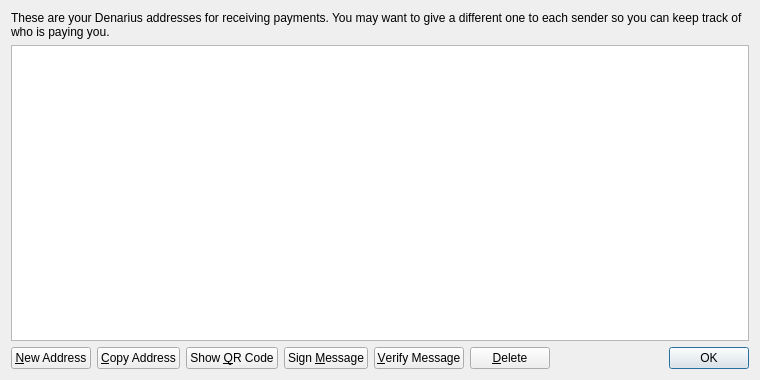
First picture: the form in src/qt/forms/addressbookpage.ui, repository metaspartan/denarius, before the edit.
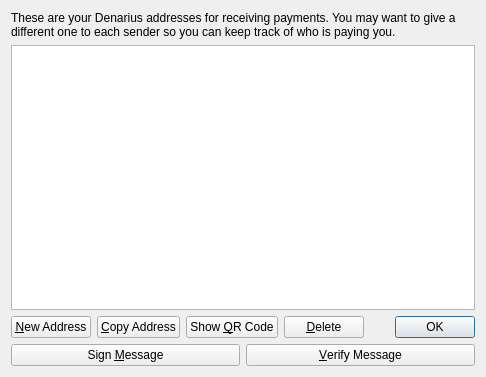
Second picture: the form after the edit. Icons and pictures are not drawn.

Diff of the .ui file:
```diff
--- a/src/qt/forms/addressbookpage.ui
+++ b/src/qt/forms/addressbookpage.ui
@@ -6,8 +6,8 @@
    <rect>
     <x>0</x>
     <y>0</y>
-    <width>760</width>
-    <height>380</height>
+    <width>486</width>
+    <height>377</height>
    </rect>
   </property>
   <property name="windowTitle">
@@ -96,34 +96,6 @@
        </property>
       </widget>
      </item>
-     <item>
-      <widget class="QPushButton" name="signMessage">
-       <property name="toolTip">
-        <string>Sign a message to prove you own a Denarius address</string>
-       </property>
-       <property name="text">
-        <string>Sign &amp;Message</string>
-       </property>
-       <property name="icon">
-        <iconset resource="../bitcoin.qrc">
-         <normaloff>:/icons/edit</normaloff>:/icons/edit</iconset>
-       </property>
-      </widget>
-     </item>
-     <item>
-      <widget class="QPushButton" name="verifyMessage">
-       <property name="toolTip">
-        <string>Verify a message to ensure it was signed with a specified Denarius address</string>
-       </property>
-       <property name="text">
-        <string>&amp;Verify Message</string>
-       </property>
-       <property name="icon">
-        <iconset resource="../bitcoin.qrc">
-         <normaloff>:/icons/transaction_0</normaloff>:/icons/transaction_0</iconset>
-       </property>
-      </widget>
-     </item>
      <item>
       <widget class="QPushButton" name="deleteButton">
        <property name="toolTip">
@@ -166,6 +138,38 @@
      </item>
     </layout>
    </item>
+   <item>
+    <layout class="QHBoxLayout" name="horizontalLayout_2">
+     <item>
+      <widget class="QPushButton" name="signMessage">
+       <property name="toolTip">
+        <string>Sign a message to prove you own a Denarius address</string>
+       </property>
+       <property name="text">
+        <string>Sign &amp;Message</string>
+       </property>
+       <property name="icon">
+        <iconset resource="../bitcoin.qrc">
+         <normaloff>:/icons/edit</normaloff>:/icons/edit</iconset>
+       </property>
+      </widget>
+     </item>
+     <item>
+      <widget class="QPushButton" name="verifyMessage">
+       <property name="toolTip">
+        <string>Verify a message to ensure it was signed with a specified Denarius address</string>
+       </property>
+       <property name="text">
+        <string>&amp;Verify Message</string>
+       </property>
+       <property name="icon">
+        <iconset resource="../bitcoin.qrc">
+         <normaloff>:/icons/transaction_0</normaloff>:/icons/transaction_0</iconset>
+       </property>
+      </widget>
+     </item>
+    </layout>
+   </item>
   </layout>
  </widget>
  <resources>
```
